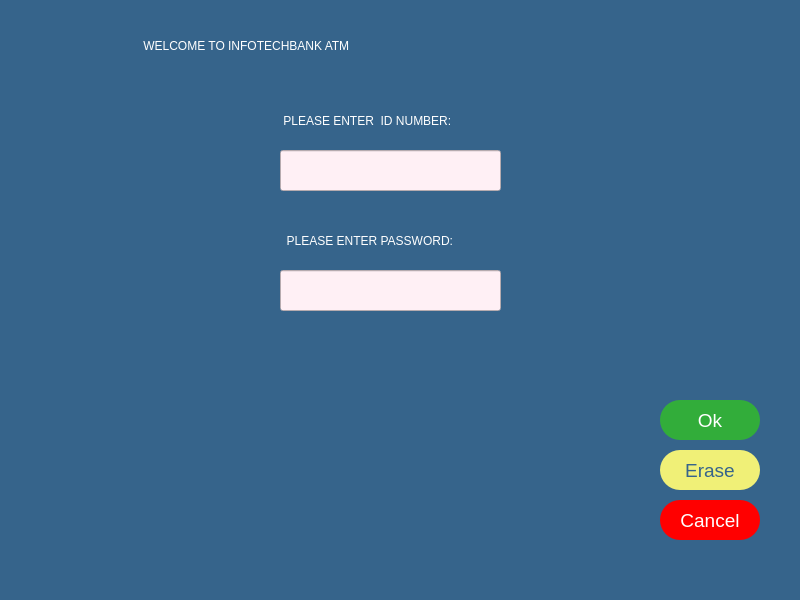
The window that atmloginpage.ui (melihorhanyilmaz/Project) describes before a commit, drawn with Qt 5.
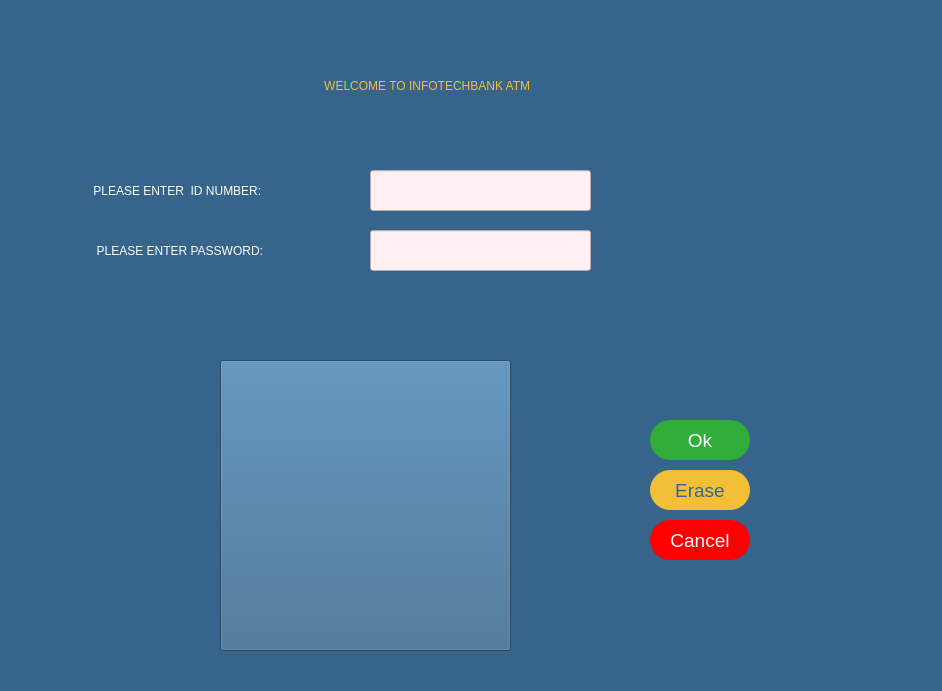
The same window after the commit. Icons and pictures are not drawn.

What changed in the file:
```diff
--- a/atmloginpage.ui
+++ b/atmloginpage.ui
@@ -6,8 +6,8 @@
    <rect>
     <x>0</x>
     <y>0</y>
-    <width>800</width>
-    <height>600</height>
+    <width>942</width>
+    <height>691</height>
    </rect>
   </property>
   <property name="windowTitle">
@@ -20,8 +20,8 @@
    <widget class="QLineEdit" name="li_id">
     <property name="geometry">
      <rect>
-      <x>280</x>
-      <y>150</y>
+      <x>370</x>
+      <y>170</y>
       <width>221</width>
       <height>41</height>
      </rect>
@@ -46,8 +46,8 @@
    <widget class="QLineEdit" name="li_password">
     <property name="geometry">
      <rect>
-      <x>280</x>
-      <y>270</y>
+      <x>370</x>
+      <y>230</y>
       <width>221</width>
       <height>41</height>
      </rect>
@@ -68,14 +68,14 @@
    <widget class="QLabel" name="la_id">
     <property name="geometry">
      <rect>
-      <x>280</x>
-      <y>100</y>
-      <width>221</width>
+      <x>90</x>
+      <y>170</y>
+      <width>271</width>
       <height>41</height>
      </rect>
     </property>
     <property name="styleSheet">
-     <string notr="true">font: 63 9pt ;Montserrat SemiBold;
+     <string notr="true">font: 63 12pt &quot;Montserrat SemiBold&quot;;
 color: rgb(255, 255, 255);</string>
     </property>
     <property name="text">
@@ -88,9 +88,9 @@
    <widget class="QLabel" name="la_password">
     <property name="geometry">
      <rect>
-      <x>280</x>
-      <y>220</y>
-      <width>221</width>
+      <x>90</x>
+      <y>230</y>
+      <width>261</width>
       <height>41</height>
      </rect>
     </property>
@@ -101,7 +101,7 @@
      <enum>Qt::LeftToRight</enum>
     </property>
     <property name="styleSheet">
-     <string notr="true">font: 63 9pt ;Montserrat SemiBold;
+     <string notr="true">font: 63 12pt &quot;Montserrat SemiBold&quot;;
 color: rgb(255, 255, 255);</string>
     </property>
     <property name="text">
@@ -111,14 +111,14 @@
    <widget class="QPushButton" name="eraseB">
     <property name="geometry">
      <rect>
-      <x>660</x>
-      <y>450</y>
+      <x>650</x>
+      <y>470</y>
       <width>100</width>
       <height>40</height>
      </rect>
     </property>
     <property name="styleSheet">
-     <string notr="true">background-color: rgb(240, 240, 119);
+     <string notr="true">background-color: rgb(242, 192, 54);
 color: rgb(54, 100, 139);
 font: 63 14pt ;Montserrat SemiBold;
 border-radius: 20;</string>
@@ -134,8 +134,8 @@
    <widget class="QPushButton" name="okB">
     <property name="geometry">
      <rect>
-      <x>660</x>
-      <y>400</y>
+      <x>650</x>
+      <y>420</y>
       <width>100</width>
       <height>40</height>
      </rect>
@@ -159,8 +159,8 @@
    <widget class="QPushButton" name="cancelB">
     <property name="geometry">
      <rect>
-      <x>660</x>
-      <y>500</y>
+      <x>650</x>
+      <y>520</y>
       <width>100</width>
       <height>40</height>
      </rect>
@@ -182,54 +182,37 @@
    <widget class="QLabel" name="la_welcome">
     <property name="geometry">
      <rect>
-      <x>140</x>
-      <y>10</y>
-      <width>511</width>
+      <x>180</x>
+      <y>50</y>
+      <width>491</width>
       <height>71</height>
      </rect>
     </property>
     <property name="styleSheet">
-     <string notr="true">
+     <string notr="true">color: rgb(242, 192, 54);
 font: 75 22pt &quot;MS Shell Dlg 2&quot;;
-color: rgb(255, 255, 255);
+
 </string>
     </property>
     <property name="text">
      <string> WELCOME TO INFOTECHBANK ATM</string>
     </property>
+    <property name="alignment">
+     <set>Qt::AlignCenter</set>
+    </property>
    </widget>
    <widget class="QLabel" name="la_error">
     <property name="geometry">
      <rect>
-      <x>220</x>
-      <y>320</y>
-      <width>341</width>
-      <height>16</height>
-     </rect>
-    </property>
-    <property name="styleSheet">
-     <string notr="true">color: rgb(255, 255, 255);
-font: 75 12pt &quot;MS Sans Serif&quot;;</string>
-    </property>
-    <property name="text">
-     <string/>
-    </property>
-    <property name="alignment">
-     <set>Qt::AlignCenter</set>
-    </property>
-   </widget>
-   <widget class="QLabel" name="label">
-    <property name="geometry">
-     <rect>
-      <x>190</x>
-      <y>340</y>
+      <x>160</x>
+      <y>295</y>
       <width>401</width>
-      <height>201</height>
+      <height>41</height>
      </rect>
     </property>
     <property name="styleSheet">
-     <string notr="true">
-background-image: url(:/newPrefix/Downloads/atm-machine.png);</string>
+     <string notr="true">font: 63 11pt &quot;Montserrat SemiBold&quot;;
+color: rgb(255, 255, 255);</string>
     </property>
     <property name="text">
      <string/>
@@ -237,11 +220,34 @@
     <property name="pixmap">
      <pixmap>../../Downloads/atm-machine.png</pixmap>
     </property>
-    <property name="scaledContents">
-     <bool>true</bool>
+   </widget>
+   <widget class="QPushButton" name="pushButton">
+    <property name="geometry">
+     <rect>
+      <x>220</x>
+      <y>360</y>
+      <width>291</width>
+      <height>291</height>
+     </rect>
     </property>
-    <property name="wordWrap">
-     <bool>false</bool>
+    <property name="contextMenuPolicy">
+     <enum>Qt::DefaultContextMenu</enum>
+    </property>
+    <property name="styleSheet">
+     <string notr="true">transperency : 24;</string>
+    </property>
+    <property name="text">
+     <string/>
+    </property>
+    <property name="icon">
+     <iconset>
+      <normaloff>logo.png</normaloff>logo.png</iconset>
+    </property>
+    <property name="iconSize">
+     <size>
+      <width>275</width>
+      <height>275</height>
+     </size>
     </property>
    </widget>
   </widget>
```
Left out of the diff: 14 changed lines with no effect on the pictures.
